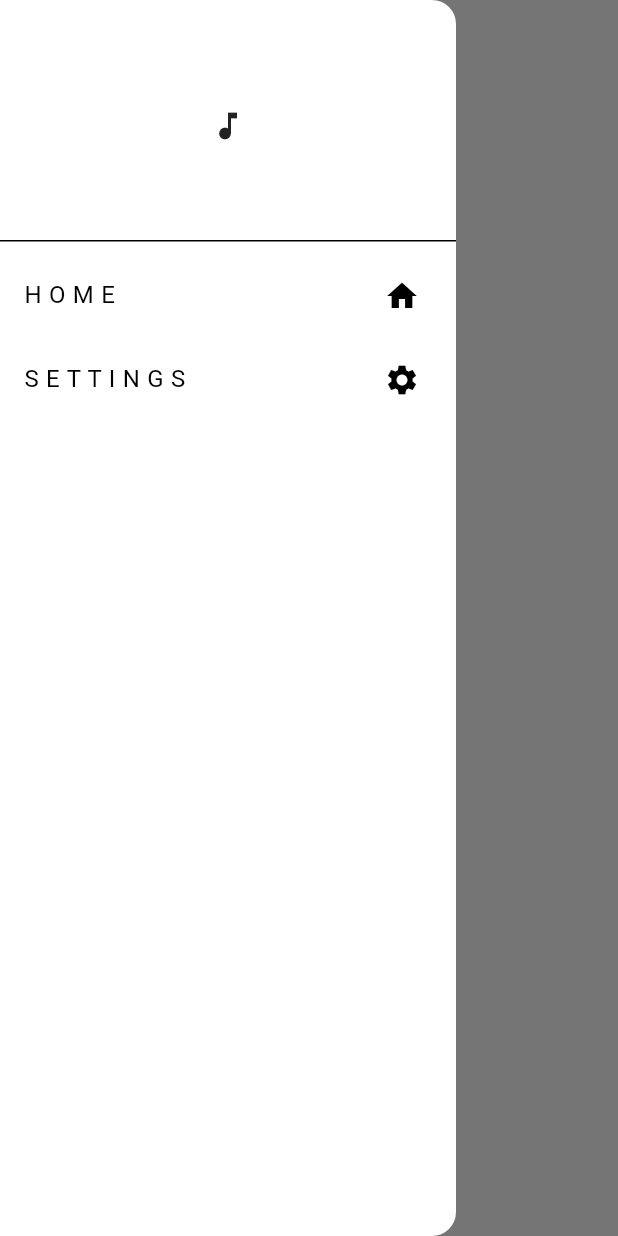
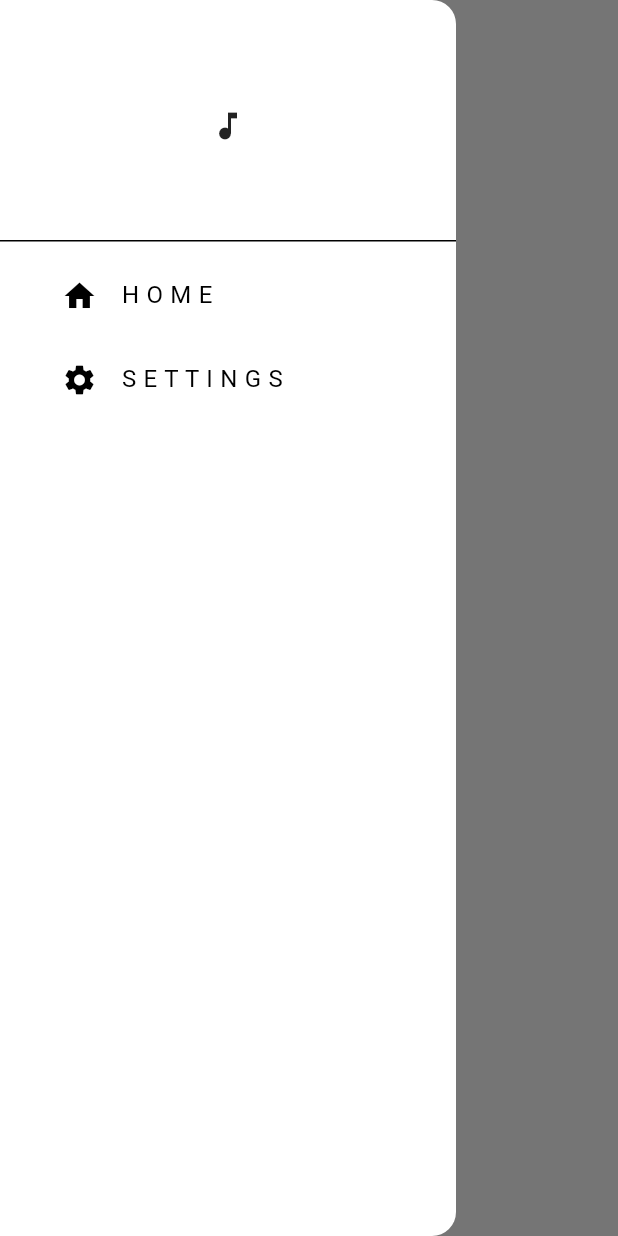
Before and after one commit to ZheerBarzan/project_music, a Flutter app: the screen it shows after launch, with the side drawer open, on a phone screen of 412 x 824 dp. Run offline on Flutter 3.47's test engine with Material 3 defaults, Android fonts, the phone set to English and light mode, and no system bars.

Commit message:
making the seettings page

```diff
--- a/lib/components/my_drawer.dart
+++ b/lib/components/my_drawer.dart
@@ -1,4 +1,5 @@
 import "package:flutter/material.dart";
+import "package:project_music/pages/settings_page.dart";
 
 class MyDrawer extends StatelessWidget {
   const MyDrawer({super.key});
@@ -17,30 +18,34 @@ class MyDrawer extends StatelessWidget {
               )),
             ),
             //home tile
-            ListTile(
-              title: const Row(
-                children: [
-                  Text('H O M E'),
-                  Spacer(),
-                  Icon(Icons.home),
-                ],
+            Padding(
+              padding: const EdgeInsets.only(left: 25),
+              child: ListTile(
+                title: const Text("H O M E"),
+                leading: const Icon(
+                  Icons.home,
+                ),
+                onTap: () {
+                  Navigator.pop(context);
+                },
               ),
-              onTap: () {
-                Navigator.pushNamed(context, '/');
-              },
             ),
             // setting tile
-            ListTile(
-              title: const Row(
-                children: [
-                  Text('S E T T I N G S'),
-                  Spacer(),
-                  Icon(Icons.settings),
-                ],
+            Padding(
+              padding: const EdgeInsets.only(left: 25),
+              child: ListTile(
+                title: const Text("S E T T I N G S"),
+                leading: const Icon(Icons.settings),
+                onTap: () {
+                  Navigator.pop(context);
+
+                  // navigate to setting page
+                  Navigator.push(
+                      context,
+                      MaterialPageRoute(
+                          builder: (context) => const SettingsPage()));
+                },
               ),
-              onTap: () {
-                Navigator.pushNamed(context, '/settings');
-              },
             ),
 
             //
```
Also changed, not shown: lib/pages/settings_page.dart (added, +17 -0 lines).
